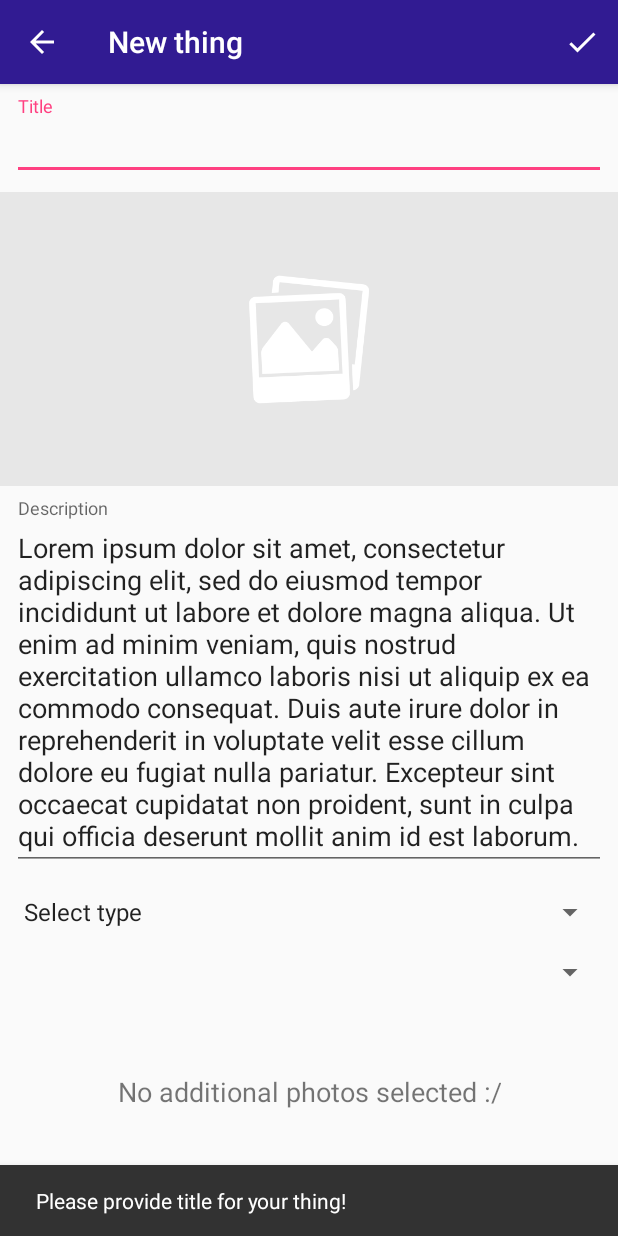
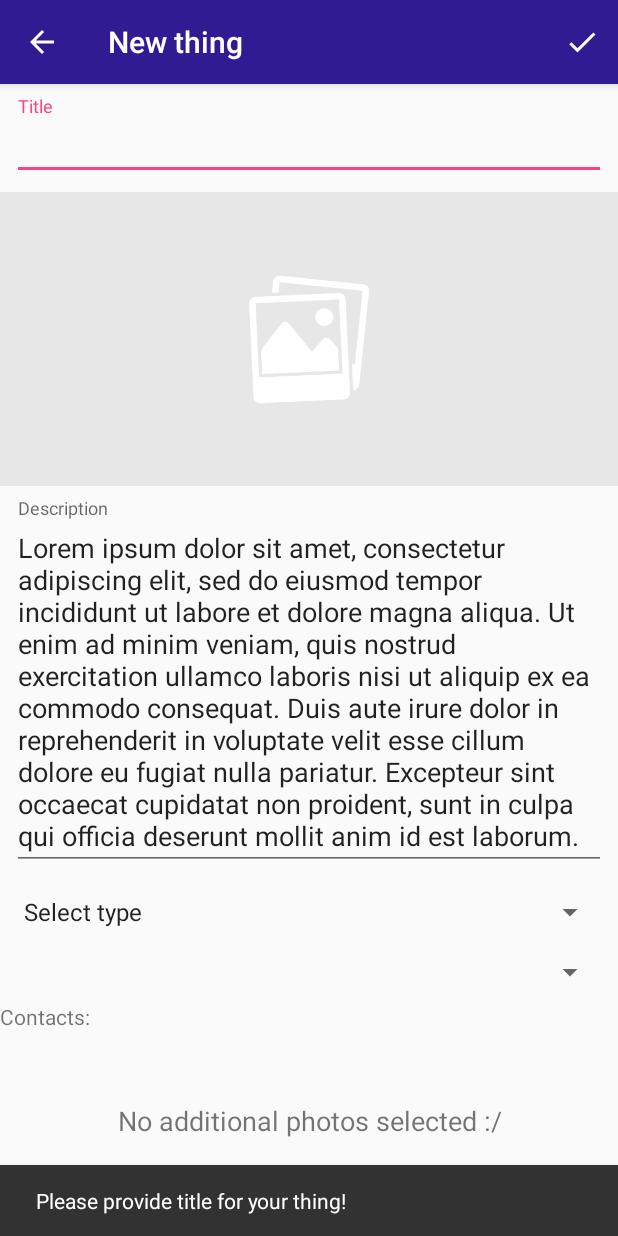
Before and after one commit to andris95/LostAndFound, an Android app: the AddThingActivity screen opened directly, with no data from a screen before it, after a tap on "Add Thing", on a phone screen of 412 x 824 dp. Run offline under Robolectric (Android 15) with nearby library versions, the phone set to English and light mode, and no system bars; our stand-ins replace ButterKnife, Firebase (no records; nobody signed in at launch, a user with empty details on screens opened directly); libraries missing offline, so code that uses them is left out: com.afollestad.materialdialogs, com.aurelhubert.ahbottomnavigation, com.mikepenz.fastadapter, com.mikepenz.fastadapter_extensions; plain views replace AHBottomNavigation; network calls fail; pictures from the network do not load; 30 statements that could not run were skipped.

Commit message:
minor fixes

```diff
--- a/app/src/main/java/com/sanislo/lostandfound/view/addThing/AddThingActivity.java
+++ b/app/src/main/java/com/sanislo/lostandfound/view/addThing/AddThingActivity.java
@@ -30,6 +30,7 @@ import android.widget.FrameLayout;
 import android.widget.ImageView;
 import android.widget.Spinner;
 import android.widget.TextView;
+import android.widget.Toast;
 
 import com.afollestad.materialdialogs.MaterialDialog;
 import com.aurelhubert.ahbottomnavigation.AHBottomNavigation;
@@ -240,7 +241,7 @@ public class AddThingActivity extends AppCompatActivity implements AddThingView
         @Override
         public List<View> onBindMany(@NonNull RecyclerView.ViewHolder viewHolder) {
             if (viewHolder instanceof Contact.ViewHolder) {
-                return ClickListenerHelper.toList(((Contact.ViewHolder) viewHolder).getIvRemove());
+                return ClickListenerHelper.toList(((Contact.ViewHolder) viewHolder).getIvRemove() );
             }
             return super.onBindMany(viewHolder);
         }
@@ -302,17 +303,23 @@ public class AddThingActivity extends AppCompatActivity implements AddThingView
         Drawable location = ContextCompat.getDrawable(AddThingActivity.this, R.drawable.map_marker);
         Drawable image = ContextCompat.getDrawable(AddThingActivity.this, R.drawable.image);
         Drawable multipleImage = ContextCompat.getDrawable(AddThingActivity.this, R.drawable.image_multiple);
+        Drawable contacts = ContextCompat.getDrawable(AddThingActivity.this, R.drawable.contacts);
         AHBottomNavigationItem locationItem = new AHBottomNavigationItem(getString(R.string.location),
                 location);
         AHBottomNavigationItem coverPhotoItem = new AHBottomNavigationItem(getString(R.string.cover),
                 image);
-        AHBottomNavigationItem descriptionPhotosItem = new AHBottomNavigationItem(getString(R.string.description_photos),
+        AHBottomNavigationItem descriptionPhotosItem = new AHBottomNavigationItem(
+                getString(R.string.description_photos),
                 multipleImage);
+        AHBottomNavigationItem contactsItem = new AHBottomNavigationItem(
+                getString(R.string.contact),
+                contacts);
         bottomNavigation.setAccentColor(blackColor);
         bottomNavigation.setInactiveColor(blackColor);
         bottomNavigation.addItem(locationItem);
         bottomNavigation.addItem(coverPhotoItem);
         bottomNavigation.addItem(descriptionPhotosItem);
+        bottomNavigation.addItem(contactsItem);
         bottomNavigation.setColored(false);
         bottomNavigation.setUseElevation(true);
         bottomNavigation.setBehaviorTranslationEnabled(false);
@@ -330,6 +337,8 @@ public class AddThingActivity extends AppCompatActivity implements AddThingView
                     case 2:
                         onSelectThingDescriptionPhotos();
                         return true;
+                    case 3:
+                        Toast.makeText(getApplicationContext(), "TO be continued", Toast.LENGTH_SHORT).show();
                     default:
                         return false;
                 }
--- /dev/null
+++ b/app/src/main/res/drawable/contacts.xml
@@ -0,0 +1,8 @@
+<!-- drawable/contacts.xml -->
+<vector xmlns:android="http://schemas.android.com/apk/res/android"
+    android:height="24dp"
+    android:width="24dp"
+    android:viewportWidth="24"
+    android:viewportHeight="24">
+    <path android:fillColor="#fff" android:pathData="M20,0H4V2H20V0M4,24H20V22H4V24M20,4H4A2,2 0 0,0 2,6V18A2,2 0 0,0 4,20H20A2,2 0 0,0 22,18V6A2,2 0 0,0 20,4M12,6.75A2.25,2.25 0 0,1 14.25,9A2.25,2.25 0 0,1 12,11.25A2.25,2.25 0 0,1 9.75,9A2.25,2.25 0 0,1 12,6.75M17,17H7V15.5C7,13.83 10.33,13 12,13C13.67,13 17,13.83 17,15.5V17Z" />
+</vector>
--- a/app/src/main/res/layout/activity_add_thing.xml
+++ b/app/src/main/res/layout/activity_add_thing.xml
@@ -92,6 +92,12 @@
                 android:layout_margin="8dp">
             </android.support.v7.widget.AppCompatSpinner>
 
+            <TextView
+                android:id="@+id/tv_contacts"
+                android:layout_width="wrap_content"
+                android:layout_height="wrap_content"
+                android:text="@string/contacts"/>
+
             <android.support.v7.widget.RecyclerView
                 android:id="@+id/rv_contacts"
                 android:layout_width="match_parent"
--- a/app/src/main/res/values/strings.xml
+++ b/app/src/main/res/values/strings.xml
@@ -47,6 +47,8 @@
     <string name="thing_found_location">Found location:</string>
     <string name="publishing_progress">Publishing Your Thing</string>
     <string name="publishing_progress_description">Your thing is getting uploaded. Wait a few seconds...</string>
+    <string name="contacts">Contacts:</string>
+    <string name="contact">Contact</string>
     <string-array name="thing_type">
         <item>@string/select_type</item>
         <item>@string/type_lost</item>
```
